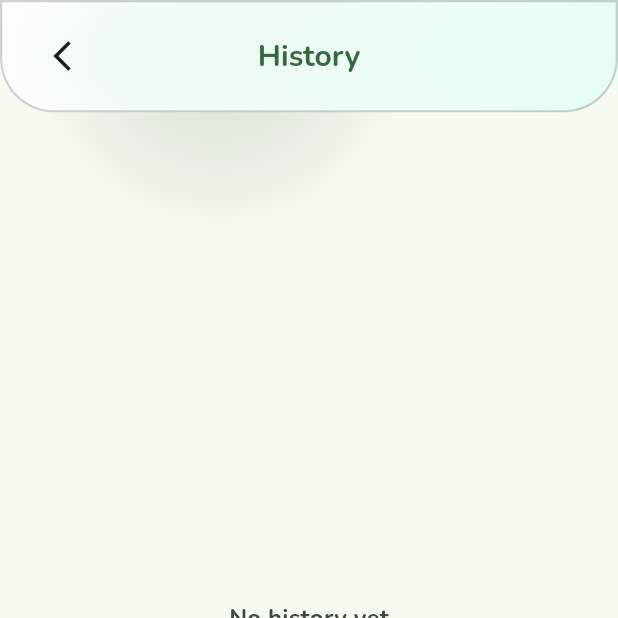
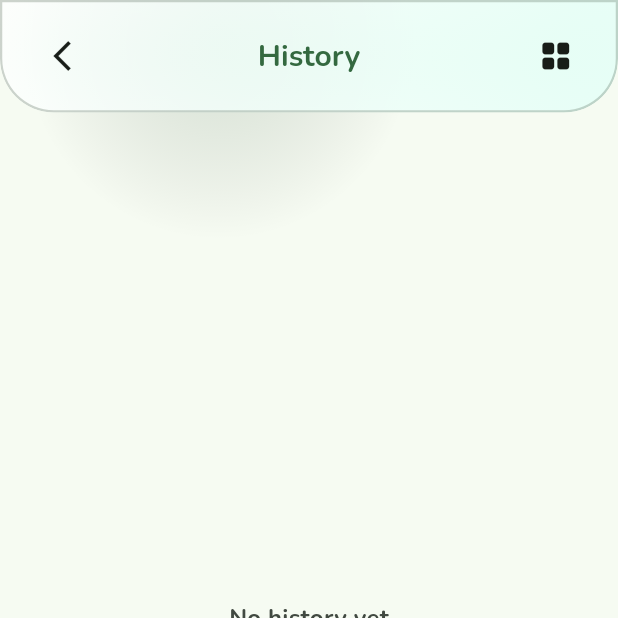
Before and after one commit to CodeAndThink/sylva, a Flutter app: the _HomeChildPage screen opened directly, after a tap on the "flash off" icon, after a tap on the "camera rear" icon, after a tap on the "history" icon, on a phone screen of 412 x 824 dp, the top half of it. Run offline on Flutter 3.47's test engine with Material 3 defaults, Android fonts, the phone set to English and light mode, and no system bars; our stand-ins replace another_flushbar, camera, connectivity_plus, equatable, flutter_bloc, flutter_dotenv and 13 more; missing offline and left inert: haptic_feedback, palette_generator_master, photo_manager, photo_manager_image_provider, purchases_flutter; accounts and stored records are empty; generated files the repository leaves out were written again.

Commit message:
feat: implement time-based grouping for history records and update localizations

```diff
--- a/lib/presentation/features/history/history_cubit.dart
+++ b/lib/presentation/features/history/history_cubit.dart
@@ -1,7 +1,8 @@
 import 'package:flutter/foundation.dart';
 import 'package:isar_community/isar.dart';
-import 'package:sylva/core/di/injection.dart';
 import 'package:sylva/core/enums/load_status.dart';
+import 'package:sylva/core/enums/time_group.dart';
+import 'package:sylva/core/extensions/num_extensions.dart';
 import 'package:sylva/data/entities/history_record.dart';
 import 'package:sylva/presentation/features/history/history_navigator.dart';
 import 'package:sylva/presentation/features/history/history_state.dart';
@@ -9,18 +10,27 @@ import 'package:sylva/presentation/widgets/cubit/base_cubit.dart';
 
 class HistoryCubit extends BaseCubit<HistoryState> {
   final HistoryNavigator navigator;
-  HistoryCubit({required this.navigator}) : super(const HistoryState());
+  final Isar isarService;
+  HistoryCubit({required this.navigator, required this.isarService})
+    : super(const HistoryState());
 
   Future<void> loadHistory() async {
     if (state.status.isLoading) return;
     emit(state.copyWith(status: LoadStatus.loading));
     try {
-      final isar = locator<Isar>();
-      final records = await isar.historyRecords
+      final records = await isarService.historyRecords
           .where()
           .sortByCreatedAtDesc()
           .findAll();
-      emit(state.copyWith(status: LoadStatus.success, records: records));
+      final groupedItems = _computeGroupedItems(records: records);
+
+      emit(
+        state.copyWith(
+          status: LoadStatus.success,
+          records: records,
+          groupedItems: groupedItems,
+        ),
+      );
     } catch (e) {
       debugPrint('Error loading history: $e');
       emit(state.copyWith(status: LoadStatus.failure));
@@ -29,15 +39,16 @@ class HistoryCubit extends BaseCubit<HistoryState> {
 
   void deleteRecord({required int id}) async {
     try {
-      final isar = locator<Isar>();
-      await isar.writeTxn(() async {
-        await isar.historyRecords.delete(id);
+      await isarService.writeTxn(() async {
+        await isarService.historyRecords.delete(id);
       });
 
       final updatedRecords = List<HistoryRecord>.from(state.records)
         ..removeWhere((record) => record.id == id);
 
-      emit(state.copyWith(records: updatedRecords));
+      final groupedItems = _computeGroupedItems(records: updatedRecords);
+
+      emit(state.copyWith(records: updatedRecords, groupedItems: groupedItems));
     } catch (e) {
       debugPrint('Error deleting record: $e');
     }
@@ -47,4 +58,43 @@ class HistoryCubit extends BaseCubit<HistoryState> {
     await navigator.goToPhotoPreview(record);
     loadHistory();
   }
+
+  List<Object> _computeGroupedItems({required List<HistoryRecord> records}) {
+    final flattened = <Object>[];
+    final now = DateTime.now();
+    final today = DateTime(now.year, now.month, now.day);
+    final yesterday = today.subtract(1.days);
+    final last7Days = today.subtract(7.days);
+    final last30Days = today.subtract(30.days);
+
+    final grouped = <TimeGroup, List<HistoryRecord>>{};
+    for (final record in records) {
+      final date = DateTime(
+        record.createdAt.year,
+        record.createdAt.month,
+        record.createdAt.day,
+      );
+      TimeGroup group;
+      if (date == today) {
+        group = TimeGroup.today;
+      } else if (date == yesterday) {
+        group = TimeGroup.yesterday;
+      } else if (date.isAfter(last7Days)) {
+        group = TimeGroup.last7Days;
+      } else if (date.isAfter(last30Days)) {
+        group = TimeGroup.last30Days;
+      } else {
+        group = TimeGroup.older;
+      }
+      grouped.putIfAbsent(group, () => []).add(record);
+    }
+
+    for (final group in TimeGroup.values) {
+      if (grouped.containsKey(group)) {
+        flattened.add(group);
+        flattened.addAll(grouped[group]!);
+      }
+    }
+    return flattened;
+  }
 }
--- a/lib/presentation/features/history/history_page.dart
+++ b/lib/presentation/features/history/history_page.dart
@@ -1,5 +1,8 @@
 import 'package:flutter/material.dart';
 import 'package:flutter_bloc/flutter_bloc.dart';
+import 'package:isar_community/isar.dart';
+import 'package:sylva/core/di/injection.dart';
+import 'package:sylva/core/enums/time_group.dart';
 import 'package:sylva/core/extensions/num_extensions.dart';
 import 'package:sylva/generated/l10n.dart';
 import 'package:sylva/presentation/features/history/history_cubit.dart';
@@ -8,6 +11,8 @@ import 'package:sylva/presentation/features/history/history_state.dart';
 import 'package:sylva/presentation/features/history/widgets/history_list_item.dart';
 import 'package:sylva/presentation/features/history/widgets/history_shimmer_list.dart';
 import 'package:sylva/presentation/widgets/scaffold/app_scaffold.dart';
+import 'package:sylva/data/entities/history_record.dart';
+import 'package:sylva/presentation/widgets/text/app_title_text.dart';
 
 class HistoryPage extends StatelessWidget {
   const HistoryPage({super.key});
@@ -15,7 +20,10 @@ class HistoryPage extends StatelessWidget {
   @override
   Widget build(BuildContext context) {
     return BlocProvider(
-      create: (_) => HistoryCubit(navigator: HistoryNavigator(context)),
+      create: (_) => HistoryCubit(
+        navigator: HistoryNavigator(context),
+        isarService: locator<Isar>(),
+      ),
       child: const _HistoryChildPage(),
     );
   }
@@ -44,15 +52,21 @@ class __HistoryChildPageState extends State<_HistoryChildPage> {
     _theme = Theme.of(context);
 
     return AppScaffold(
-      showAppBar: true,
+      actions: [_buildSortButton()],
       title: S.of(context).history,
       body: _buildBody(),
     );
   }
 
+  Widget _buildSortButton() {
+    return IconButton(onPressed: () {}, icon: Icon(Icons.grid_view_rounded));
+  }
+
   Widget _buildBody() {
     return BlocBuilder<HistoryCubit, HistoryState>(
-      buildWhen: (previous, current) => previous.status != current.status,
+      buildWhen: (previous, current) =>
+          previous.status != current.status ||
+          previous.groupedItems != current.groupedItems,
       builder: (context, state) {
         if (state.status.isLoading) {
           return const HistoryShimmerList();
@@ -68,23 +82,30 @@ class __HistoryChildPageState extends State<_HistoryChildPage> {
           );
         }
 
-        return ListView.separated(
+        return ListView.builder(
           padding: EdgeInsets.fromLTRB(
             12,
             MediaQuery.of(context).padding.top + 12,
             12,
             12,
           ),
-          itemCount: state.records.length,
+          itemCount: state.groupedItems.length,
           itemBuilder: (context, index) {
-            final record = state.records[index];
-            return HistoryListItem(
-              record: record,
-              onDelete: () => _cubit.deleteRecord(id: record.id),
-              onTap: () => _cubit.goToPhotoPreview(record: record),
-            );
+            final item = state.groupedItems[index];
+            if (item is TimeGroup) {
+              return Padding(
+                padding: 4.paddingTop.copyWith(bottom: 8),
+                child: AppTitleText(title: item.title),
+              );
+            } else if (item is HistoryRecord) {
+              return HistoryListItem(
+                record: item,
+                onDelete: () => _cubit.deleteRecord(id: item.id),
+                onTap: () => _cubit.goToPhotoPreview(record: item),
+              );
+            }
+            return const SizedBox.shrink();
           },
-          separatorBuilder: (context, index) => 12.height,
         );
       },
     );
--- a/lib/presentation/features/history/history_state.dart
+++ b/lib/presentation/features/history/history_state.dart
@@ -4,20 +4,27 @@ import 'package:sylva/data/entities/history_record.dart';
 
 class HistoryState extends Equatable {
   final List<HistoryRecord> records;
+  final List<Object> groupedItems;
   final LoadStatus status;
 
   const HistoryState({
     this.records = const [],
+    this.groupedItems = const [],
     this.status = LoadStatus.initial,
   });
 
-  HistoryState copyWith({List<HistoryRecord>? records, LoadStatus? status}) {
+  HistoryState copyWith({
+    List<HistoryRecord>? records,
+    List<Object>? groupedItems,
+    LoadStatus? status,
+  }) {
     return HistoryState(
       records: records ?? this.records,
+      groupedItems: groupedItems ?? this.groupedItems,
       status: status ?? this.status,
     );
   }
 
   @override
-  List<Object?> get props => [records, status];
+  List<Object?> get props => [records, groupedItems, status];
 }
--- a/lib/presentation/features/home/home_page.dart
+++ b/lib/presentation/features/home/home_page.dart
@@ -367,31 +367,30 @@ class __HomeChildPageState extends State<_HomeChildPage>
           Row(
             mainAxisSize: MainAxisSize.min,
             children: [
-              AnimatedSwitcher(
-                duration: 150.milliseconds,
-                transitionBuilder: (Widget child, Animation<double> animation) {
-                  return ScaleTransition(scale: animation, child: child);
-                },
+              Tooltip(
+                message: S.of(context).settings,
                 child: IconButton(
-                  key: ValueKey<int>(_selectedCameraIndex),
                   icon: Icon(
-                    _cameras.isNotEmpty &&
-                            _cameras[_selectedCameraIndex].lensDirection ==
-                                CameraLensDirection.front
-                        ? Icons.camera_front_outlined
-                        : Icons.camera_rear_outlined,
+                    Icons.settings_outlined,
                     color: _theme.colorScheme.onSurface,
                     size: 24,
                   ),
-                  onPressed: _switchCamera,
+                  onPressed: () {
+                    _cubit.navigator.goToSettings();
+                  },
                 ),
               ),
-              IconButton(
+              Tooltip(
+                message: S.of(context).flashMode,
+                child: IconButton(
                   icon: AnimatedSwitcher(
                     duration: 150.milliseconds,
                     transitionBuilder:
                         (Widget child, Animation<double> animation) {
-                        return ScaleTransition(scale: animation, child: child);
+                          return ScaleTransition(
+                            scale: animation,
+                            child: child,
+                          );
                         },
                     child: Icon(
                       _flashMode == FlashMode.always
@@ -404,7 +403,9 @@ class __HomeChildPageState extends State<_HomeChildPage>
                   ),
                   onPressed: _toggleFlash,
                 ),
+              ),
               PopupMenuButton<int>(
+                tooltip: S.of(context).timer,
                 menuPadding: EdgeInsets.zero,
                 color: Colors.black54,
                 constraints: const BoxConstraints(minWidth: 48, maxWidth: 48),
@@ -427,9 +428,8 @@ class __HomeChildPageState extends State<_HomeChildPage>
                         ? Icons.timer_off_outlined
                         : _timerSeconds == 3
                         ? Icons.timer_3_outlined
-                        : _timerSeconds == 5
-                        ? Icons
-                              .timer_10_outlined // Giữ icon timer_10 do không có timer_5
+                        : _timerSeconds == 3
+                        ? Icons.timer_10_outlined
                         : Icons.timer_10,
                     color: _timerSeconds == 0
                         ? _theme.colorScheme.onSurface
@@ -443,22 +443,52 @@ class __HomeChildPageState extends State<_HomeChildPage>
                   _buildTimerMenuItem(value: 10, icon: Icons.timer_10),
                 ],
               ),
-              IconButton(
-                icon: Icon(
-                  Icons.settings_outlined,
+
+              Tooltip(
+                message: S.of(context).switchCamera,
+                child: IconButton(
+                  key: ValueKey<int>(_selectedCameraIndex),
+                  icon: AnimatedSwitcher(
+                    duration: 150.milliseconds,
+                    transitionBuilder:
+                        (Widget child, Animation<double> animation) {
+                          return ScaleTransition(
+                            scale: animation,
+                            child: child,
+                          );
+                        },
+                    child: Icon(
+                      _cameras.isNotEmpty &&
+                              _cameras[_selectedCameraIndex].lensDirection ==
+                                  CameraLensDirection.front
+                          ? Icons.camera_front_outlined
+                          : Icons.camera_rear_outlined,
                       color: _theme.colorScheme.onSurface,
                       size: 24,
                     ),
-                onPressed: () {
-                  _cubit.navigator.goToSettings();
-                },
+                  ),
+                  onPressed: _switchCamera,
+                ),
+              ),
+              Tooltip(
+                message: S.of(context).help,
+                child: IconButton(
+                  icon: Icon(
+                    Icons.question_mark_outlined,
+                    color: _theme.colorScheme.onSurface,
+                    size: 24,
+                  ),
+                  onPressed: () {},
+                ),
               ),
             ],
           ),
           Row(
             mainAxisAlignment: MainAxisAlignment.spaceEvenly,
             children: [
-              IconButton(
+              Tooltip(
+                message: S.of(context).history,
+                child: IconButton(
                   icon: Icon(
                     Icons.history_outlined,
                     color: _theme.colorScheme.onSurface,
@@ -468,6 +498,7 @@ class __HomeChildPageState extends State<_HomeChildPage>
                     _cubit.navigator.goToHistory();
                   },
                 ),
+              ),
               GestureDetector(
                 onTap: _isCapturing ? null : _takePicture,
                 child: Container(
@@ -475,7 +506,7 @@ class __HomeChildPageState extends State<_HomeChildPage>
                   height: 70,
                   decoration: BoxDecoration(
                     color: _isCapturing
-                        ? Colors.grey
+                        ? _theme.colorScheme.onSurface.withValues(alpha: 0.5)
                         : _theme.colorScheme.onSurface,
                     shape: BoxShape.circle,
                   ),
--- a/lib/presentation/features/photo_preview/photo_preview_page.dart
+++ b/lib/presentation/features/photo_preview/photo_preview_page.dart
@@ -695,7 +695,7 @@ class __PhotoPreviewChildPageState extends State<_PhotoPreviewChildPage> {
         Tooltip(
           message: S.of(context).save,
           child: IconButton(
-            onPressed: () {
+            onPressed: () async {
               if (widget.historyRecordId != null) {
                 SaveOptionsBottomSheet.show(
                   context: context,
@@ -707,7 +707,8 @@ class __PhotoPreviewChildPageState extends State<_PhotoPreviewChildPage> {
                   ),
                 );
               } else {
-                _cubit.saveHistory(imagePath: widget.imagePath);
+                await _cubit.saveHistory(imagePath: widget.imagePath);
+                _cubit.navigator.safePop();
               }
             },
             icon: const Icon(Icons.save_outlined, size: 30),
```
Also changed, not shown: lib/core/enums/time_group.dart (added, +20 -0 lines), lib/l10n/intl_en.arb (+19 -1 lines), lib/l10n/intl_ja.arb (+20 -2 lines), lib/l10n/intl_vi.arb (+19 -1 lines), lib/l10n/intl_zh.arb (+19 -1 lines), lib/presentation/features/history/widgets/history_list_item.dart (+17 -8 lines), lib/generated/intl/messages_en.dart, lib/generated/intl/messages_ja.dart, lib/generated/intl/messages_vi.dart, lib/generated/intl/messages_zh.dart, lib/generated/l10n.dart. Lines whose indentation alone changed are shown as unchanged.
